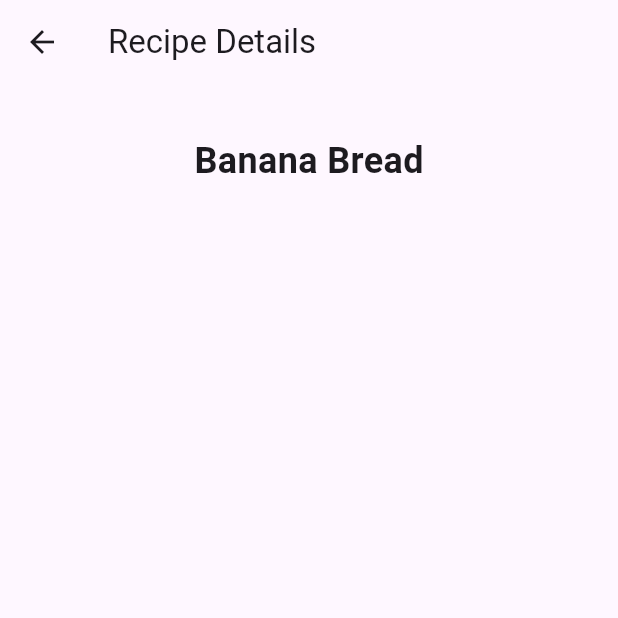
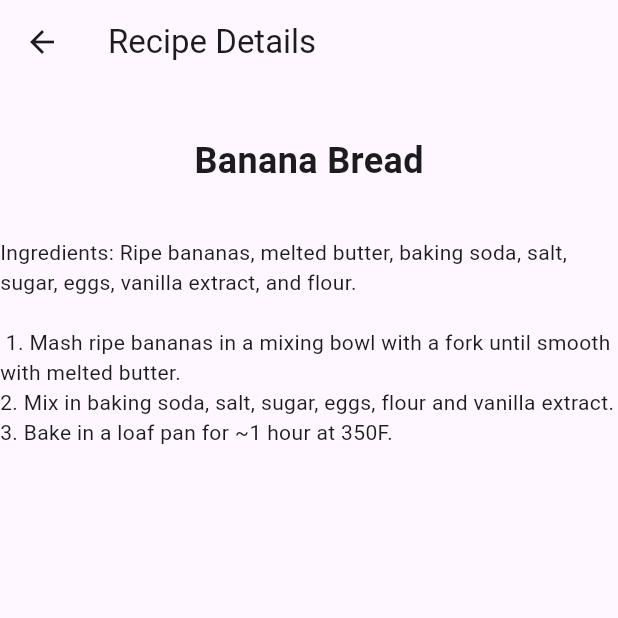
Before and after one commit to mnewby4/cw02, a Flutter app: the screen it shows after launch, after a tap on "Banana Bread", on a phone screen of 412 x 824 dp, the top half of it. Run offline on Flutter 3.47's test engine with Material 3 defaults, Android fonts, the phone set to English and light mode, and no system bars.

Commit message:
Added functionality to the details page

```diff
--- a/lib/details.dart
+++ b/lib/details.dart
@@ -1,15 +1,19 @@
 import 'package:flutter/material.dart';
-
 class DetailsPage extends StatelessWidget {
   final dynamic recipeName;
-  const DetailsPage({Key? key, required this.recipeName}) : super(key: key);
-
-  void _displayRecipe() {
-
-  }
+  DetailsPage({super.key, required this.recipeName});
+  final Map<String, String> _recipeDetails = {
+    "Banana Bread":
+      "Ingredients: Ripe bananas, melted butter, baking soda, salt, sugar, eggs, vanilla extract, and flour.\n\n 1. Mash ripe bananas in a mixing bowl with a fork until smooth with melted butter. \n2. Mix in baking soda, salt, sugar, eggs, flour and vanilla extract. \n3. Bake in a loaf pan for ~1 hour at 350F.",
+    "Pesto Pasta":
+      "Ingredients: Pasta, pesto paste, and water.\n\n1. Boil the pasta and scoop out 1 cup of pasta water. \n2. Drain the pasta and add it to your pot. \n3. Add pesto, pasta water, and seasonings to taste.",
+    "Grilled Cheese":
+      "Ingredients: Butter, bread, cheese, mayo (optional)\n\n1. Spread mayo or butter on the outside of the bread, insides optional. \n2. Place cheese in between the bread slices. \n3. Stire on both sides until golden brown.",
+  };
 
   @override
   Widget build(BuildContext context) {
+    String? details = _recipeDetails[recipeName];
     return Scaffold(
       appBar: AppBar(title: const Text('Recipe Details')),
       body: Center(
@@ -22,6 +26,7 @@ class DetailsPage extends StatelessWidget {
                 fontWeight: FontWeight.bold,
               )
             ),
+            Text('$details'),
           ],
         ),
       ),
```
Also changed, not shown: lib/home.dart (+2 -7 lines).
